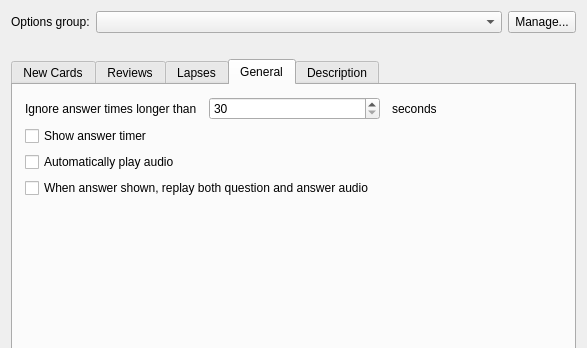
Qt form designer/dconf.ui (ankitects/anki) before a commit; both pictures show x 0 to 587 and y 0 to 348 of the 587 by 514 pixel window.
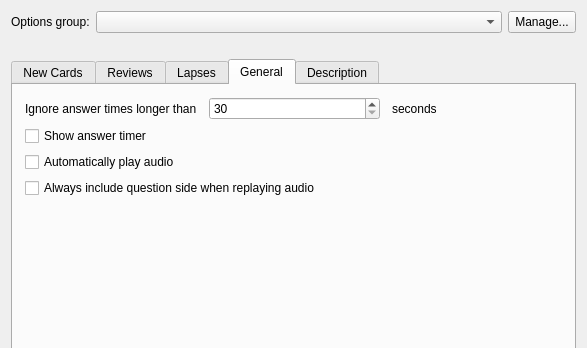
The same form after that commit. The open tabs and pages were chosen to show the change.

Commit message:
improve wording of replayQuestion
based on some old feedback

```diff
--- a/designer/dconf.ui
+++ b/designer/dconf.ui
@@ -575,7 +575,7 @@
        <item>
         <widget class="QCheckBox" name="replayQuestion">
          <property name="text">
-          <string>When answer shown, replay both question and answer audio</string>
+          <string>Always include question side when replaying audio</string>
          </property>
          <property name="checked">
           <bool>false</bool>
```
